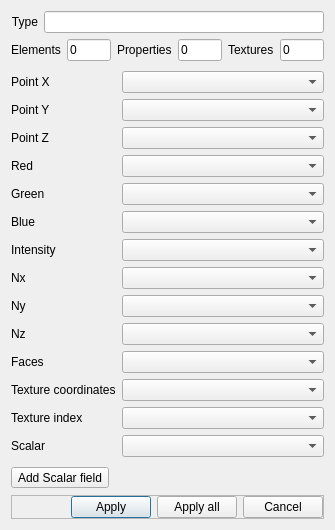
This is libs/qCC_io/ui_templates/openPlyFileDlg.ui in CloudCompare/CloudCompare as Qt 5 draws it before an edit. The edited form follows.
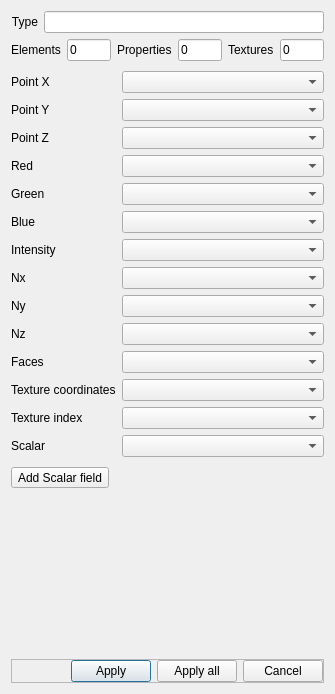
This is the edited form.

Diff of the .ui file:
```diff
--- a/libs/qCC_io/ui_templates/openPlyFileDlg.ui
+++ b/libs/qCC_io/ui_templates/openPlyFileDlg.ui
@@ -7,7 +7,7 @@
     <x>0</x>
     <y>0</y>
     <width>335</width>
-    <height>530</height>
+    <height>694</height>
    </rect>
   </property>
   <property name="windowTitle">
```
Left out of the diff: 12 changed lines with no effect on the pictures.
